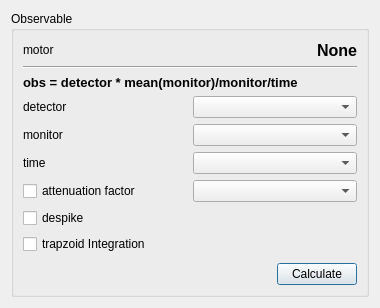
First picture: the form in adapt/gui/ui/iintobservable.ui, repository syncope/adapt, before the edit.
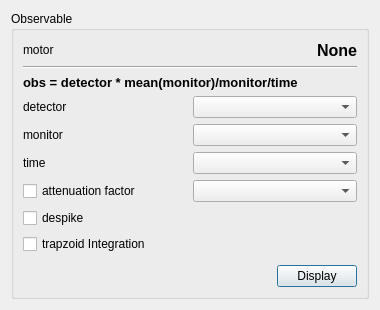
Second picture: the form after the edit.

Commit message: + small progress to clearer reset action

Diff of the .ui file:
```diff
--- a/adapt/gui/ui/iintobservable.ui
+++ b/adapt/gui/ui/iintobservable.ui
@@ -7,7 +7,7 @@
     <x>0</x>
     <y>0</y>
     <width>380</width>
-    <height>308</height>
+    <height>310</height>
    </rect>
   </property>
   <property name="windowTitle">
@@ -603,7 +603,7 @@
           <item>
            <widget class="QPushButton" name="obsNextBtn">
             <property name="text">
-             <string>Calculate</string>
+             <string>Display</string>
             </property>
             <property name="default">
              <bool>true</bool>
```
The commit also changes 2 other files.
